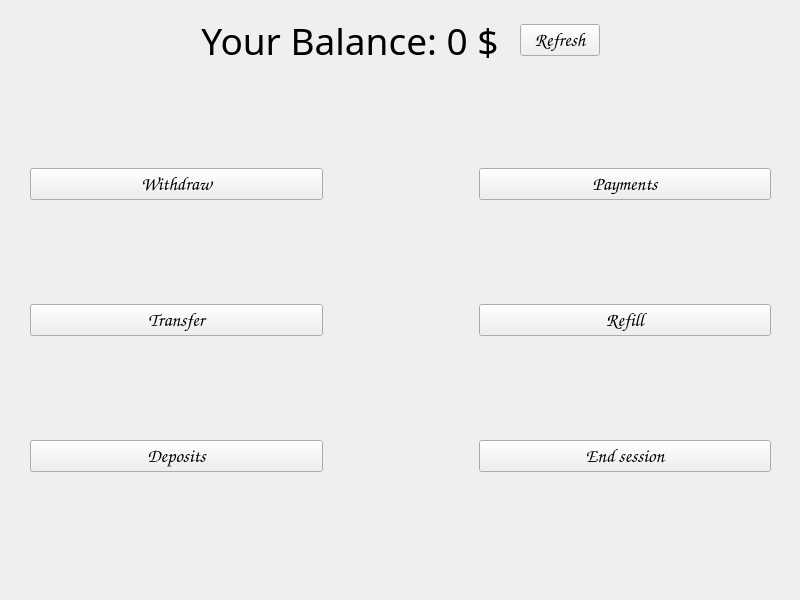
First picture: the form in frontend/menus/MainMenu/mainmenu.ui, repository grytsiuko/QuadroBank, before the edit.
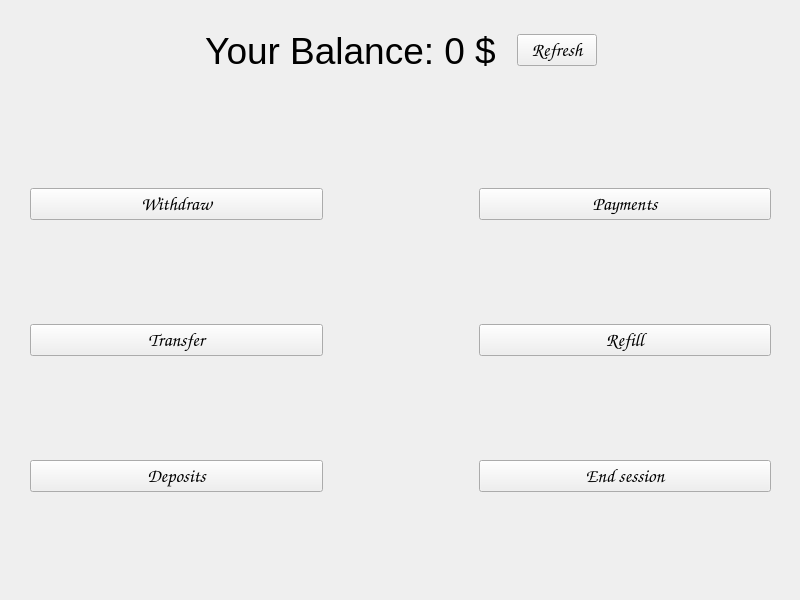
Second picture: the form after the edit.

```diff
--- a/frontend/menus/MainMenu/mainmenu.ui
+++ b/frontend/menus/MainMenu/mainmenu.ui
@@ -23,7 +23,7 @@
    <property name="geometry">
     <rect>
      <x>30</x>
-     <y>70</y>
+     <y>90</y>
      <width>741</width>
      <height>501</height>
     </rect>
@@ -103,7 +103,7 @@
      <x>30</x>
      <y>10</y>
      <width>741</width>
-     <height>61</height>
+     <height>81</height>
     </rect>
    </property>
    <layout class="QHBoxLayout" name="BalanceLayout">
@@ -124,7 +124,7 @@
      <widget class="QLabel" name="LabelName">
       <property name="font">
        <font>
-        <family>Playbill</family>
+        <family>Arial</family>
         <pointsize>28</pointsize>
        </font>
       </property>
```
